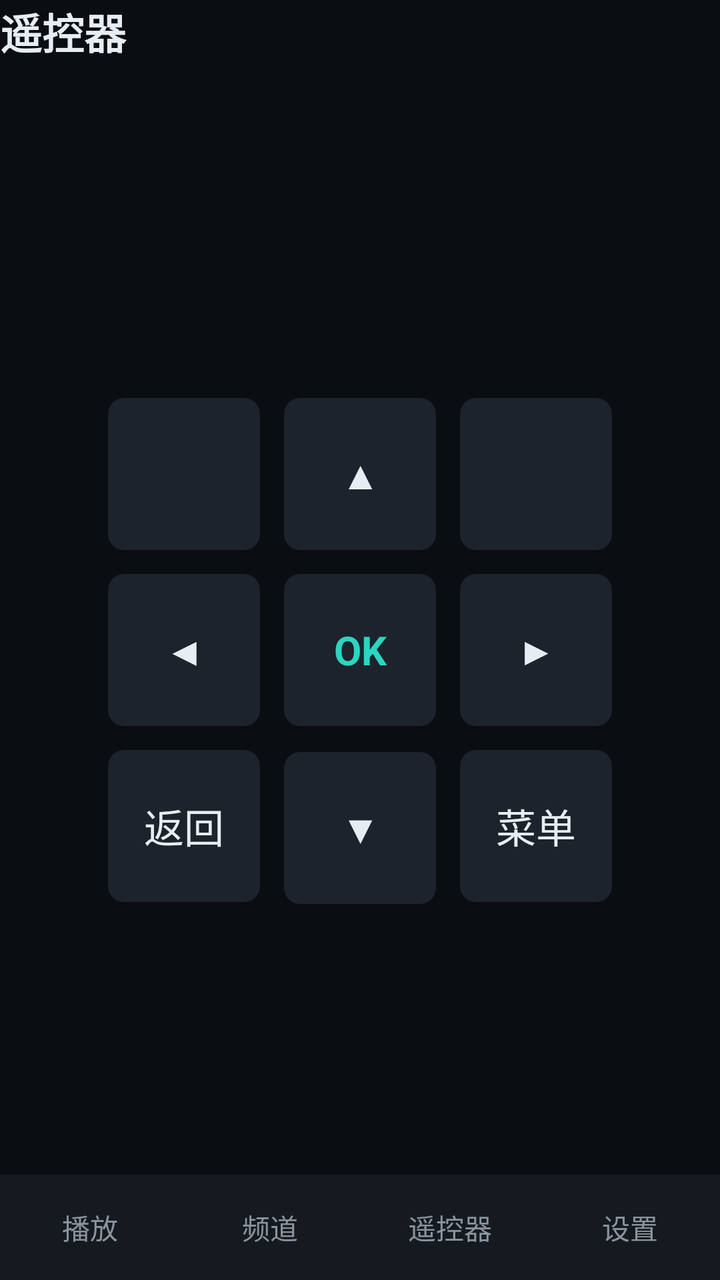
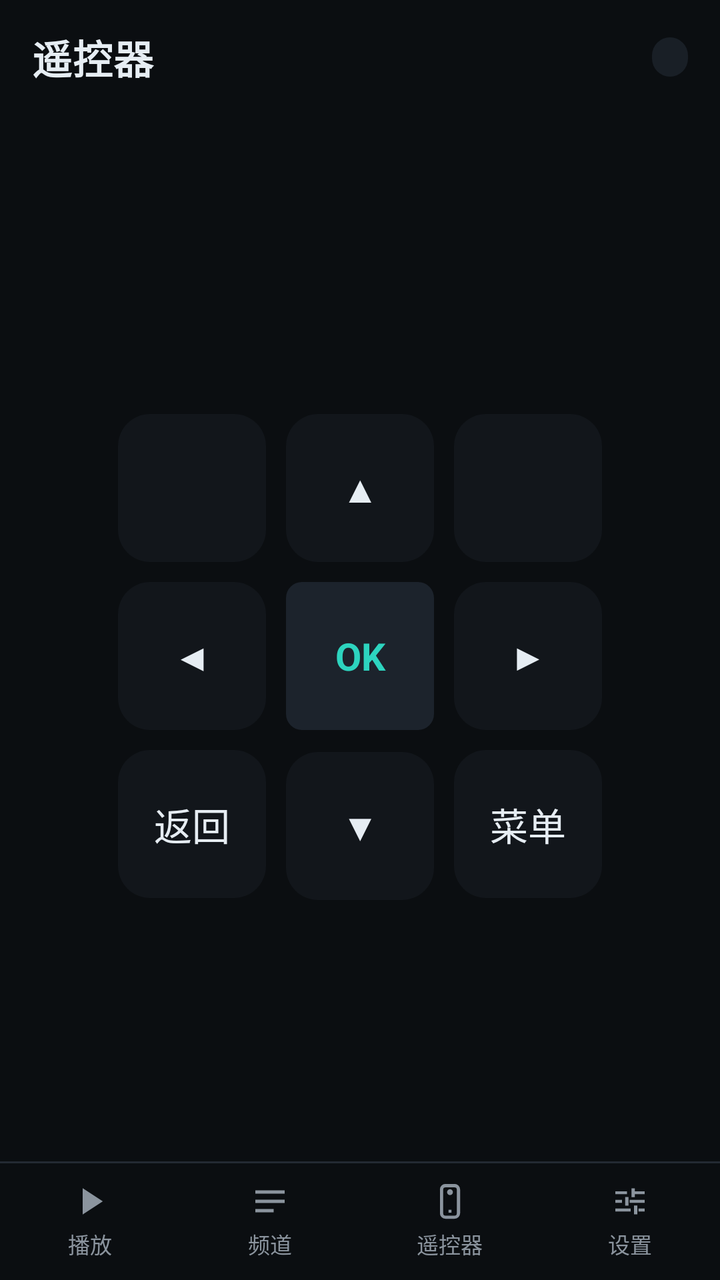

An Android layout rendered at two revisions. The XML below is the earlier revision; the diff shows what the commit changed to produce the second picture.
<!-- AndroidManifest.xml: application theme Theme.Litv -->
<!-- res/layout/activity_remote.xml -->
<?xml version="1.0" encoding="utf-8"?>
<LinearLayout xmlns:android="http://schemas.android.com/apk/res/android"
    android:layout_width="match_parent"
    android:layout_height="match_parent"
    android:background="@color/bg"
    android:orientation="vertical">

    <ScrollView
        android:layout_width="match_parent"
        android:layout_height="0dp"
        android:layout_weight="1"
        android:fillViewport="true"
        android:scrollbars="none">

        <LinearLayout
            android:layout_width="match_parent"
            android:layout_height="wrap_content"
            android:orientation="vertical">

    <LinearLayout
        android:layout_width="match_parent"
        android:layout_height="wrap_content"
        android:gravity="center_vertical"
        android:orientation="horizontal">

        <TextView
            android:layout_width="0dp"
            android:layout_height="wrap_content"
            android:layout_weight="1"
            android:text="遥控器"
            android:textColor="@color/text_primary"
            android:textSize="21sp"
            android:textStyle="bold" />

        <TextView
            android:id="@+id/status"
            android:layout_width="wrap_content"
            android:layout_height="wrap_content"
            android:textColor="@color/accent"
            android:textSize="11sp" />
    </LinearLayout>

    
    <HorizontalScrollView
        android:layout_width="match_parent"
        android:layout_height="wrap_content"
        android:layout_marginTop="12dp"
        android:scrollbars="none">

        <LinearLayout
            android:id="@+id/targets"
            android:layout_width="wrap_content"
            android:layout_height="wrap_content"
            android:orientation="horizontal" />
    </HorizontalScrollView>

    
    <LinearLayout
        android:layout_width="match_parent"
        android:layout_height="0dp"
        android:layout_marginTop="20dp"
        android:layout_weight="1"
        android:gravity="center"
        android:orientation="vertical">

        <LinearLayout
            android:layout_width="wrap_content"
            android:layout_height="wrap_content"
            android:orientation="horizontal">

            <TextView style="@style/RemoteKey" android:text="" />

            <TextView
                android:id="@+id/keyUp"
                style="@style/RemoteKey"
                android:text="▲" />

            <TextView style="@style/RemoteKey" android:text="" />
        </LinearLayout>

        <LinearLayout
            android:layout_width="wrap_content"
            android:layout_height="wrap_content"
            android:orientation="horizontal">

            <TextView
                android:id="@+id/keyLeft"
                style="@style/RemoteKey"
                android:text="◀" />

            <TextView
                android:id="@+id/keyOk"
                style="@style/RemoteKeyAccent"
                android:text="OK" />

            <TextView
                android:id="@+id/keyRight"
                style="@style/RemoteKey"
                android:text="▶" />
        </LinearLayout>

        <LinearLayout
            android:layout_width="wrap_content"
            android:layout_height="wrap_content"
            android:orientation="horizontal">

            <TextView
                android:id="@+id/keyBack"
                style="@style/RemoteKey"
                android:text="返回" />

            <TextView
                android:id="@+id/keyDown"
                style="@style/RemoteKey"
                android:text="▼" />

            <TextView
                android:id="@+id/keyMenu"
                style="@style/RemoteKey"
                android:text="菜单" />
        </LinearLayout>
    </LinearLayout>

    
    <LinearLayout
        android:id="@+id/numberPad"
        android:layout_width="match_parent"
        android:layout_height="wrap_content"
        android:orientation="vertical" />

    
        </LinearLayout>
    </ScrollView>

    <include layout="@layout/view_bottom_tabs" />
</LinearLayout>
<!-- res/layout/view_bottom_tabs.xml (included above) -->
<?xml version="1.0" encoding="utf-8"?>
<LinearLayout xmlns:android="http://schemas.android.com/apk/res/android"
    android:layout_width="match_parent"
    android:layout_height="wrap_content"
    android:background="@color/bg_panel"
    android:orientation="horizontal"
    android:paddingVertical="8dp">

    <TextView
        android:id="@+id/tabPlay"
        style="@style/PhoneTab"
        android:text="播放" />

    <TextView
        android:id="@+id/tabChannel"
        style="@style/PhoneTab"
        android:text="频道" />

    <TextView
        android:id="@+id/tabRemote"
        style="@style/PhoneTab"
        android:text="遥控器" />

    <TextView
        android:id="@+id/tabSettings"
        style="@style/PhoneTab"
        android:text="设置" />
</LinearLayout>
<!-- resources referenced by this layout -->
<resources>
  <color name="bg">#FF0B0E11</color>
  <color name="bg_panel">#FF151A21</color>
  <style name="PhoneTab">
          <item name="android:layout_width">0dp</item>
          <item name="android:layout_height">wrap_content</item>
          <item name="android:layout_weight">1</item>
          <item name="android:gravity">center</item>
          <item name="android:paddingVertical">8dp</item>
          <item name="android:textColor">@color/text_secondary</item>
          <item name="android:textSize">14sp</item>
      </style>
  <style name="RemoteKey">
          <item name="android:layout_width">76dp</item>
          <item name="android:layout_height">76dp</item>
          <item name="android:layout_margin">6dp</item>
          <item name="android:background">@drawable/bg_card</item>
          <item name="android:gravity">center</item>
          <item name="android:textColor">@color/text_primary</item>
          <item name="android:textSize">20sp</item>
      </style>
  <!-- drawable bg_card (drawable) -->
  <?xml version="1.0" encoding="utf-8"?>
  <shape xmlns:android="http://schemas.android.com/apk/res/android"
      android:shape="rectangle">
      <solid android:color="@color/bg_card" />
      <corners android:radius="8dp" />
  </shape>
  <!-- unchanged entries left out for length: 10 -->
</resources>

<!-- the commit's change to res/layout/activity_remote.xml (unified diff, before → after) -->
@@ -15,29 +15,35 @@
         <LinearLayout
             android:layout_width="match_parent"
             android:layout_height="wrap_content"
-            android:orientation="vertical">
+            android:orientation="vertical"
+            android:paddingHorizontal="16dp">
 
     <LinearLayout
         android:layout_width="match_parent"
         android:layout_height="wrap_content"
         android:gravity="center_vertical"
-        android:orientation="horizontal">
+        android:orientation="horizontal"
+        android:paddingTop="14dp">
 
         <TextView
             android:layout_width="0dp"
             android:layout_height="wrap_content"
             android:layout_weight="1"
+            android:letterSpacing="0.01"
             android:text="遥控器"
             android:textColor="@color/text_primary"
-            android:textSize="21sp"
+            android:textSize="20sp"
             android:textStyle="bold" />
 
         <TextView
             android:id="@+id/status"
             android:layout_width="wrap_content"
             android:layout_height="wrap_content"
+            android:background="@drawable/bg_pill_surface"
+            android:paddingHorizontal="9dp"
+            android:paddingVertical="3dp"
             android:textColor="@color/accent"
-            android:textSize="11sp" />
+            android:textSize="10sp" />
     </LinearLayout>
 
     
@@ -139,27 +145,131 @@
 <LinearLayout xmlns:android="http://schemas.android.com/apk/res/android"
     android:layout_width="match_parent"
     android:layout_height="wrap_content"
-    android:background="@color/bg_panel"
-    android:orientation="horizontal"
-    android:paddingVertical="8dp">
-
-    <TextView
-        android:id="@+id/tabPlay"
-        style="@style/PhoneTab"
-        android:text="播放" />
-
-    <TextView
-        android:id="@+id/tabChannel"
-        style="@style/PhoneTab"
-        android:text="频道" />
-
-    <TextView
-        android:id="@+id/tabRemote"
-        style="@style/PhoneTab"
-        android:text="遥控器" />
-
-    <TextView
-        android:id="@+id/tabSettings"
-        style="@style/PhoneTab"
-        android:text="设置" />
+    android:orientation="vertical">
+
+    <View
+        android:layout_width="match_parent"
+        android:layout_height="1dp"
+        android:background="@color/divider" />
+
+    <LinearLayout
+        android:layout_width="match_parent"
+        android:layout_height="wrap_content"
+        android:background="@color/bg"
+        android:orientation="horizontal"
+        android:paddingTop="6dp"
+        android:paddingBottom="8dp">
+
+        <LinearLayout
+            android:id="@+id/itemPlay"
+            android:layout_width="0dp"
+            android:layout_height="wrap_content"
+            android:layout_weight="1"
+            android:background="?android:attr/selectableItemBackground"
+            android:clickable="true"
+            android:focusable="true"
+            android:gravity="center"
+            android:orientation="vertical"
+            android:paddingVertical="2dp">
+
+            <ImageView
+                android:id="@+id/iconPlay"
+                android:layout_width="22dp"
+                android:layout_height="22dp"
+                android:contentDescription="@null"
+                android:src="@drawable/ic_tab_play" />
+
+            <TextView
+                android:id="@+id/tabPlay"
+                style="@style/PhoneTab"
+                android:layout_width="wrap_content"
+                android:layout_height="wrap_content"
+                android:layout_marginTop="2dp"
+                android:text="播放" />
+        </LinearLayout>
+
+        <LinearLayout
+            android:id="@+id/itemChannel"
+            android:layout_width="0dp"
+            android:layout_height="wrap_content"
+            android:layout_weight="1"
+            android:background="?android:attr/selectableItemBackground"
+            android:clickable="true"
+            android:focusable="true"
+            android:gravity="center"
+            android:orientation="vertical"
+            android:paddingVertical="2dp">
+
+            <ImageView
+                android:id="@+id/iconChannel"
+                android:layout_width="22dp"
+                android:layout_height="22dp"
+                android:contentDescription="@null"
+                android:src="@drawable/ic_tab_channel" />
+
+            <TextView
+                android:id="@+id/tabChannel"
+                style="@style/PhoneTab"
+                android:layout_width="wrap_content"
+                android:layout_height="wrap_content"
+                android:layout_marginTop="2dp"
+                android:text="频道" />
+        </LinearLayout>
+
+        <LinearLayout
+            android:id="@+id/itemRemote"
+            android:layout_width="0dp"
+            android:layout_height="wrap_content"
+            android:layout_weight="1"
+            android:background="?android:attr/selectableItemBackground"
+            android:clickable="true"
+            android:focusable="true"
+            android:gravity="center"
+            android:orientation="vertical"
+            android:paddingVertical="2dp">
+
+            <ImageView
+                android:id="@+id/iconRemote"
+                android:layout_width="22dp"
+                android:layout_height="22dp"
+                android:contentDescription="@null"
+                android:src="@drawable/ic_tab_remote" />
+
+            <TextView
+                android:id="@+id/tabRemote"
+                style="@style/PhoneTab"
+                android:layout_width="wrap_content"
+                android:layout_height="wrap_content"
+                android:layout_marginTop="2dp"
+                android:text="遥控器" />
+        </LinearLayout>
+
+        <LinearLayout
+            android:id="@+id/itemSettings"
+            android:layout_width="0dp"
+            android:layout_height="wrap_content"
+            android:layout_weight="1"
+            android:background="?android:attr/selectableItemBackground"
+            android:clickable="true"
+            android:focusable="true"
+            android:gravity="center"
+            android:orientation="vertical"
+            android:paddingVertical="2dp">
+
+            <ImageView
+                android:id="@+id/iconSettings"
+                android:layout_width="22dp"
+                android:layout_height="22dp"
+                android:contentDescription="@null"
+                android:src="@drawable/ic_tab_settings" />
+
+            <TextView
+                android:id="@+id/tabSettings"
+                style="@style/PhoneTab"
+                android:layout_width="wrap_content"
+                android:layout_height="wrap_content"
+                android:layout_marginTop="2dp"
+                android:text="设置" />
+        </LinearLayout>
+    </LinearLayout>
 </LinearLayout>
<!-- resource entries referenced after the edit -->
@@ -1,32 +1,101 @@
 <!-- resources referenced by this layout -->
 <resources>
   <color name="bg">#FF0B0E11</color>
-  <color name="bg_panel">#FF151A21</color>
+  <color name="divider">#FF232A33</color>
+  <!-- drawable bg_pill_surface (drawable) -->
+  <?xml version="1.0" encoding="utf-8"?>
+  <shape xmlns:android="http://schemas.android.com/apk/res/android" android:shape="rectangle">
+      <solid android:color="@color/surface_alt" />
+      <corners android:radius="100dp" />
+  </shape>
+  <!-- drawable ic_tab_channel (drawable) -->
+  <?xml version="1.0" encoding="utf-8"?>
+  <vector xmlns:android="http://schemas.android.com/apk/res/android"
+      android:width="22dp"
+      android:height="22dp"
+      android:viewportWidth="24"
+      android:viewportHeight="24">
+      <path
+          android:fillColor="#FF8B949E"
+          android:pathData="M4,6h16v1.8H4zM4,11.1h16v1.8H4zM4,16.2h10v1.8H4z" />
+  </vector>
+  <!-- drawable ic_tab_play (drawable) -->
+  <?xml version="1.0" encoding="utf-8"?>
+  <vector xmlns:android="http://schemas.android.com/apk/res/android"
+      android:width="22dp"
+      android:height="22dp"
+      android:viewportWidth="24"
+      android:viewportHeight="24">
+      <path
+          android:fillColor="#FF8B949E"
+          android:pathData="M8,4.8L19,12L8,19.2Z" />
+  </vector>
+  <!-- drawable ic_tab_remote (drawable) -->
+  <?xml version="1.0" encoding="utf-8"?>
+  <vector xmlns:android="http://schemas.android.com/apk/res/android"
+      android:width="22dp"
+      android:height="22dp"
+      android:viewportWidth="24"
+      android:viewportHeight="24">
+      <path
+          android:fillColor="#FF8B949E"
+          android:fillType="evenOdd"
+          android:pathData="M9.5,2.5h5a3,3 0 0 1 3,3v13a3,3 0 0 1 -3,3h-5a3,3 0 0 1 -3,-3v-13a3,3 0 0 1 3,-3zM9.5,4.4a1.2,1.2 0 0 0 -1.2,1.2v13a1.2,1.2 0 0 0 1.2,1.2h5a1.2,1.2 0 0 0 1.2,-1.2v-13a1.2,1.2 0 0 0 -1.2,-1.2z" />
+      <path
+          android:fillColor="#FF8B949E"
+          android:pathData="M12,7m-1.6,0a1.6,1.6 0 1,0 3.2,0a1.6,1.6 0 1,0 -3.2,0" />
+      <path
+          android:fillColor="#FF8B949E"
+          android:pathData="M11.2,16.6h1.6v1.6h-1.6z" />
+  </vector>
+  <!-- drawable ic_tab_settings (drawable) -->
+  <?xml version="1.0" encoding="utf-8"?>
+  <vector xmlns:android="http://schemas.android.com/apk/res/android"
+      android:width="22dp"
+      android:height="22dp"
+      android:viewportWidth="24"
+      android:viewportHeight="24">
+      <path
+          android:fillColor="#FF8B949E"
+          android:pathData="M4,6.5h6.4v1.6H4zM14.6,6.5h5.4v1.6h-5.4zM12.8,4.9h1.8v4.8h-1.8z" />
+      <path
+          android:fillColor="#FF8B949E"
+          android:pathData="M4,11.2h3.6v1.6H4zM11.8,11.2h8.2v1.6h-8.2zM9.4,9.6h1.8v4.8H9.4z" />
+      <path
+          android:fillColor="#FF8B949E"
+          android:pathData="M4,15.9h8.4v1.6H4zM16.6,15.9h3.4v1.6h-3.4zM14.2,14.3h1.8v4.8h-1.8z" />
+  </vector>
   <style name="PhoneTab">
-          <item name="android:layout_width">0dp</item>
+          <item name="android:layout_width">wrap_content</item>
           <item name="android:layout_height">wrap_content</item>
-          <item name="android:layout_weight">1</item>
           <item name="android:gravity">center</item>
-          <item name="android:paddingVertical">8dp</item>
+          <item name="android:paddingVertical">0dp</item>
           <item name="android:textColor">@color/text_secondary</item>
-          <item name="android:textSize">14sp</item>
+          <item name="android:textSize">11sp</item>
       </style>
   <style name="RemoteKey">
-          <item name="android:layout_width">76dp</item>
-          <item name="android:layout_height">76dp</item>
-          <item name="android:layout_margin">6dp</item>
-          <item name="android:background">@drawable/bg_card</item>
+          <item name="android:layout_width">74dp</item>
+          <item name="android:layout_height">74dp</item>
+          <item name="android:layout_margin">5dp</item>
+          <item name="android:background">@drawable/bg_key_flat</item>
           <item name="android:gravity">center</item>
           <item name="android:textColor">@color/text_primary</item>
-          <item name="android:textSize">20sp</item>
+          <item name="android:textSize">19sp</item>
       </style>
-  <!-- drawable bg_card (drawable) -->
+  <color name="surface_alt">#FF191F26</color>
+  <!-- drawable bg_key_flat (drawable) -->
   <?xml version="1.0" encoding="utf-8"?>
-  <shape xmlns:android="http://schemas.android.com/apk/res/android"
-      android:shape="rectangle">
-      <solid android:color="@color/bg_card" />
-      <corners android:radius="8dp" />
-  </shape>
+  <ripple xmlns:android="http://schemas.android.com/apk/res/android"
+      android:color="@color/accent_soft">
+      <item>
+          <shape android:shape="rectangle">
+              <solid android:color="@color/surface" />
+              <corners android:radius="16dp" />
+          </shape>
+      </item>
+  </ripple>
+  <color name="accent_soft">#262DD4BF</color>
+  <color name="surface">#FF12161B</color>
   <!-- unchanged entries left out for length: 10 -->
 </resources>
 
